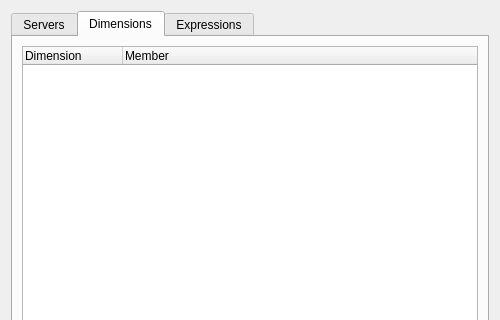
Old version of the form ui/sdmx_dialog_base.ui in the repository lmorandini/SDMXPlugin; both pictures show x 0 to 500 and y 0 to 320 of the 500 by 600 pixel window.
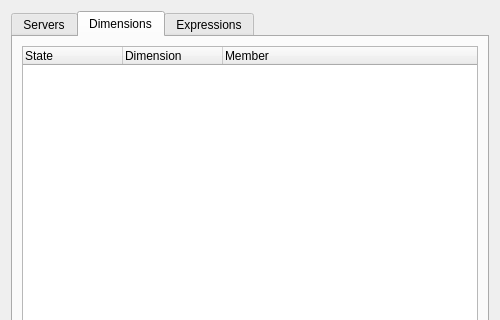
New version of the form. The open tabs and pages were chosen to show the change.

Commit message:
[AUR-4970] Development of a QGIS plugin to query            SDMX data cubes via WFS
- Added filling of dimensions and members items in the treelist

```diff
--- a/ui/sdmx_dialog_base.ui
+++ b/ui/sdmx_dialog_base.ui
@@ -129,6 +129,11 @@
                   <attribute name="headerStretchLastSection">
                     <bool>true</bool>
                   </attribute>
+                  <column>
+                    <property name="text">
+                      <string>State</string>
+                    </property>
+                  </column>
                   <column>
                     <property name="text">
                       <string>Dimension</string>
```
Left out of the diff: 12 changed lines with no effect on the pictures. The commit also changes 2 other files.
